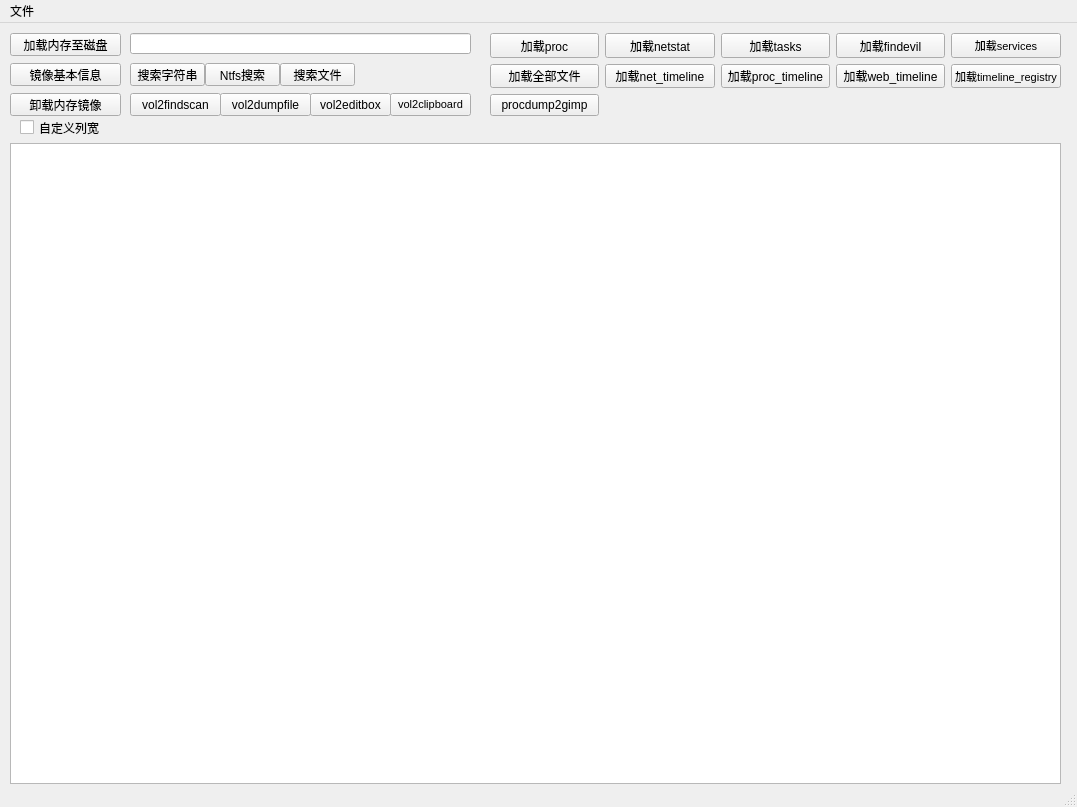
Old version of the form Lovelymem.ui in the repository Tokeii0/LovelyMem.
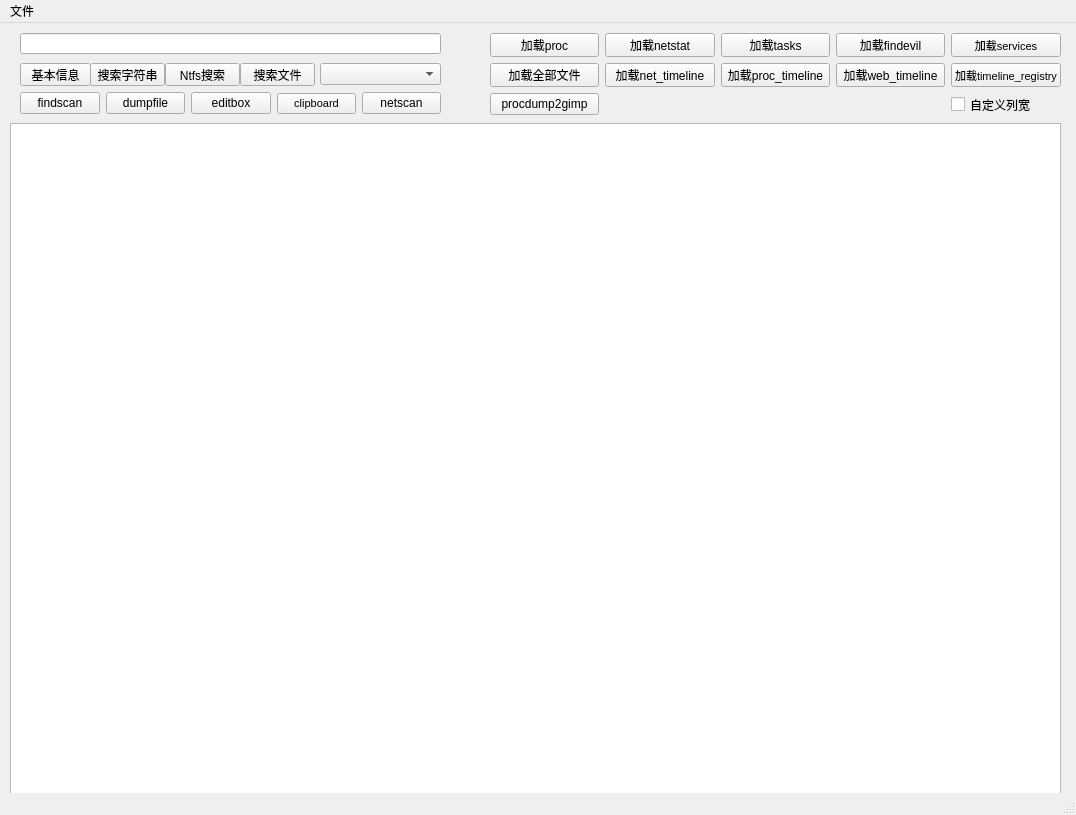
New version of the form.

Commit message: 更改布局新增功能等，具体参考更新日志

The edit to the form file:
```diff
--- a/Lovelymem.ui
+++ b/Lovelymem.ui
@@ -6,47 +6,34 @@
    <rect>
     <x>0</x>
     <y>0</y>
-    <width>1077</width>
-    <height>807</height>
+    <width>1076</width>
+    <height>815</height>
    </rect>
   </property>
   <property name="windowTitle">
    <string>LovelyMem v0.3 - https://github.com/Tokeii0/LovelyMem</string>
   </property>
   <widget class="QWidget" name="centralwidget">
-   <widget class="QPushButton" name="pushButton_loadMem">
-    <property name="geometry">
-     <rect>
-      <x>10</x>
-      <y>10</y>
-      <width>111</width>
-      <height>23</height>
-     </rect>
-    </property>
-    <property name="text">
-     <string>加载内存至磁盘</string>
-    </property>
-   </widget>
    <widget class="QPushButton" name="pushButton_flush">
     <property name="geometry">
      <rect>
-      <x>10</x>
+      <x>20</x>
       <y>40</y>
-      <width>111</width>
+      <width>71</width>
       <height>23</height>
      </rect>
     </property>
     <property name="text">
-     <string>镜像基本信息</string>
+     <string>基本信息</string>
     </property>
    </widget>
    <widget class="QTableWidget" name="tableWidget_find">
     <property name="geometry">
      <rect>
       <x>10</x>
-      <y>120</y>
+      <y>100</y>
       <width>1051</width>
-      <height>641</height>
+      <height>671</height>
      </rect>
     </property>
     <property name="rowCount">
@@ -71,7 +58,7 @@
    <widget class="QPushButton" name="pushButton_findstr">
     <property name="geometry">
      <rect>
-      <x>280</x>
+      <x>240</x>
       <y>40</y>
       <width>75</width>
       <height>23</height>
@@ -84,9 +71,9 @@
    <widget class="QLineEdit" name="lineEdit_str">
     <property name="geometry">
      <rect>
-      <x>130</x>
+      <x>20</x>
       <y>10</y>
-      <width>341</width>
+      <width>421</width>
       <height>21</height>
      </rect>
     </property>
@@ -97,7 +84,7 @@
    <widget class="QPushButton" name="pushButton_findrow">
     <property name="geometry">
      <rect>
-      <x>130</x>
+      <x>90</x>
       <y>40</y>
       <width>75</width>
       <height>23</height>
@@ -107,52 +94,10 @@
      <string>搜索字符串</string>
     </property>
    </widget>
-   <widget class="QPushButton" name="pushButton_unloadmem">
-    <property name="geometry">
-     <rect>
-      <x>10</x>
-      <y>70</y>
-      <width>111</width>
-      <height>23</height>
-     </rect>
-    </property>
-    <property name="text">
-     <string>卸载内存镜像</string>
-    </property>
-   </widget>
-   <widget class="QPushButton" name="pushButton_withvol2find">
-    <property name="geometry">
-     <rect>
-      <x>130</x>
-      <y>70</y>
-      <width>91</width>
-      <height>23</height>
-     </rect>
-    </property>
-    <property name="text">
-     <string>vol2findscan</string>
-    </property>
-   </widget>
-   <widget class="QPushButton" name="pushButton_withvol2dump">
-    <property name="enabled">
-     <bool>true</bool>
-    </property>
-    <property name="geometry">
-     <rect>
-      <x>220</x>
-      <y>70</y>
-      <width>91</width>
-      <height>23</height>
-     </rect>
-    </property>
-    <property name="text">
-     <string>vol2dumpfile</string>
-    </property>
-   </widget>
    <widget class="QPushButton" name="pushButton_ntfsfind">
     <property name="geometry">
      <rect>
-      <x>205</x>
+      <x>165</x>
       <y>40</y>
       <width>75</width>
       <height>23</height>
@@ -162,37 +107,6 @@
      <string>Ntfs搜索</string>
     </property>
    </widget>
-   <widget class="QPushButton" name="pushButton_vol2editbox">
-    <property name="geometry">
-     <rect>
-      <x>310</x>
-      <y>70</y>
-      <width>81</width>
-      <height>23</height>
-     </rect>
-    </property>
-    <property name="text">
-     <string>vol2editbox</string>
-    </property>
-   </widget>
-   <widget class="QPushButton" name="pushButton_vol2clipboard">
-    <property name="geometry">
-     <rect>
-      <x>390</x>
-      <y>70</y>
-      <width>81</width>
-      <height>23</height>
-     </rect>
-    </property>
-    <property name="font">
-     <font>
-      <pointsize>8</pointsize>
-     </font>
-    </property>
-    <property name="text">
-     <string>vol2clipboard</string>
-    </property>
-   </widget>
    <widget class="QWidget" name="gridLayoutWidget">
     <property name="geometry">
      <rect>
@@ -290,20 +204,79 @@
        </property>
       </widget>
      </item>
+     <item row="2" column="4">
+      <widget class="QCheckBox" name="checkBox_cusHW">
+       <property name="text">
+        <string>自定义列宽</string>
+       </property>
+      </widget>
+     </item>
     </layout>
    </widget>
-   <widget class="QCheckBox" name="checkBox_cusHW">
+   <widget class="QComboBox" name="comboBox_profile">
+    <property name="geometry">
+     <rect>
+      <x>320</x>
+      <y>40</y>
+      <width>121</width>
+      <height>22</height>
+     </rect>
+    </property>
+   </widget>
+   <widget class="QWidget" name="horizontalLayoutWidget">
     <property name="geometry">
      <rect>
       <x>20</x>
-      <y>95</y>
-      <width>101</width>
-      <height>19</height>
+      <y>60</y>
+      <width>421</width>
+      <height>41</height>
      </rect>
     </property>
-    <property name="text">
-     <string>自定义列宽</string>
-    </property>
+    <layout class="QHBoxLayout" name="horizontalLayout">
+     <item>
+      <widget class="QPushButton" name="pushButton_withvol2find">
+       <property name="text">
+        <string>findscan</string>
+       </property>
+      </widget>
+     </item>
+     <item>
+      <widget class="QPushButton" name="pushButton_withvol2dump">
+       <property name="enabled">
+        <bool>true</bool>
+       </property>
+       <property name="text">
+        <string>dumpfile</string>
+       </property>
+      </widget>
+     </item>
+     <item>
+      <widget class="QPushButton" name="pushButton_vol2editbox">
+       <property name="text">
+        <string>editbox</string>
+       </property>
+      </widget>
+     </item>
+     <item>
+      <widget class="QPushButton" name="pushButton_vol2clipboard">
+       <property name="font">
+        <font>
+         <pointsize>8</pointsize>
+        </font>
+       </property>
+       <property name="text">
+        <string>clipboard</string>
+       </property>
+      </widget>
+     </item>
+     <item>
+      <widget class="QPushButton" name="pushButton_withvol2netscan">
+       <property name="text">
+        <string>netscan</string>
+       </property>
+      </widget>
+     </item>
+    </layout>
    </widget>
   </widget>
   <widget class="QMenuBar" name="menubar">
@@ -311,7 +284,7 @@
     <rect>
      <x>0</x>
      <y>0</y>
-     <width>1077</width>
+     <width>1076</width>
      <height>21</height>
     </rect>
    </property>
```
Left out of the diff: 12 changed lines with no effect on the pictures. The commit also changes 2 other files.
